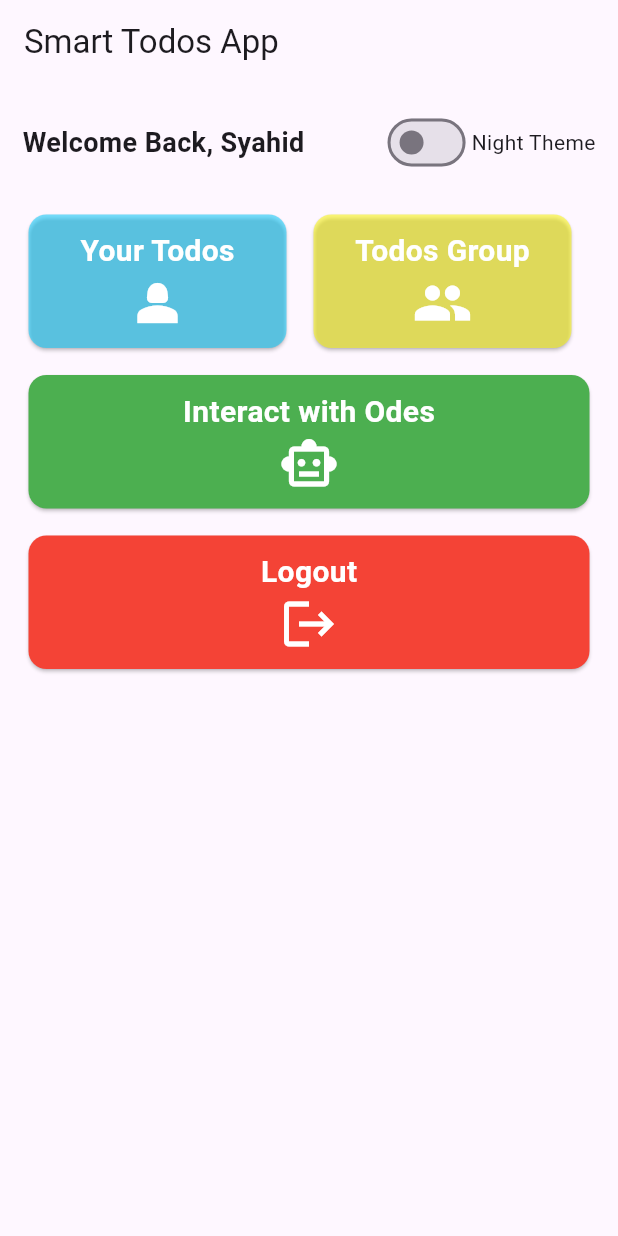
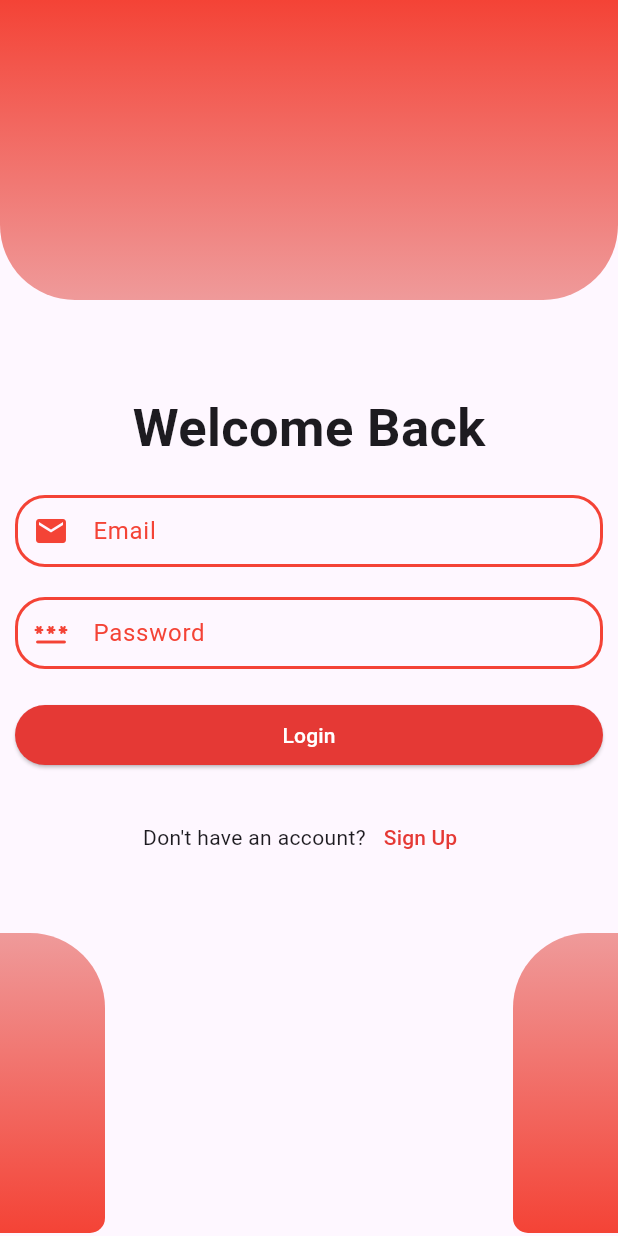
Before and after one commit to Denuvo33/Odes, a Flutter app: the screen it shows after launch, on a phone screen of 412 x 824 dp. Run offline on Flutter 3.47's test engine with Material 3 defaults, Android fonts, the phone set to English and light mode, and no system bars; our stand-ins replace bloc, card_swiper, equatable, flutter_bloc, flutter_local_notifications, flutter_timezone and 1 more.

Commit message:
create login screen,create sceduled notif (still not work on emulator)

```diff
--- a/lib/Screen/home_screen.dart
+++ b/lib/Screen/home_screen.dart
@@ -1,4 +1,3 @@
-import 'package:flutter/cupertino.dart';
 import 'package:flutter/material.dart';
 
 class HomeScreen extends StatelessWidget {
--- a/lib/Screen/intro_screen.dart
+++ b/lib/Screen/intro_screen.dart
@@ -44,9 +44,9 @@ class _IntroScreenState extends State<IntroScreen> {
           ),
           ElevatedButton(
             onPressed: () {},
-            child: Text('Join Now'),
             style: ElevatedButton.styleFrom(
                 backgroundColor: Colors.amber, foregroundColor: Colors.white),
+            child: Text('Join Now'),
           )
         ],
       ),
--- /dev/null
+++ b/lib/Screen/login_screen.dart
@@ -0,0 +1,171 @@
+import 'package:flutter/material.dart';
+
+class LoginScreen extends StatefulWidget {
+  const LoginScreen({super.key});
+
+  @override
+  State<LoginScreen> createState() => _LoginScreenState();
+}
+
+class _LoginScreenState extends State<LoginScreen> {
+  final TextEditingController _email = TextEditingController();
+  final TextEditingController _password = TextEditingController();
+  final GlobalKey<FormState> _formKey = GlobalKey<FormState>();
+  @override
+  Widget build(BuildContext context) {
+    return Scaffold(
+      extendBody: true,
+      extendBodyBehindAppBar: true,
+      body: SingleChildScrollView(
+        child: Column(
+          children: [
+            Container(
+              height: 200,
+              decoration: BoxDecoration(
+                borderRadius: BorderRadius.only(
+                    bottomLeft: Radius.circular(50),
+                    bottomRight: Radius.circular(50)),
+                gradient: LinearGradient(colors: [
+                  Colors.red,
+                  Colors.red.shade200,
+                ], begin: Alignment.topCenter, end: Alignment.bottomCenter),
+              ),
+            ),
+            SizedBox(
+              height: 50,
+            ),
+            Center(
+              child: Container(
+                margin: EdgeInsets.all(10),
+                child: Form(
+                  key: _formKey,
+                  child: Column(
+                    spacing: 20,
+                    children: [
+                      Text(
+                        'Welcome Back',
+                        style: TextStyle(
+                            fontSize: 35, fontWeight: FontWeight.bold),
+                      ),
+                      TextFormField(
+                        keyboardType: TextInputType.emailAddress,
+                        controller: _email,
+                        validator: (value) => value == null || value.isEmpty
+                            ? 'Please enter your email'
+                            : null,
+                        decoration: InputDecoration(
+                            focusedBorder: OutlineInputBorder(
+                                borderRadius: BorderRadius.circular(20),
+                                borderSide:
+                                    BorderSide(color: Colors.red, width: 2)),
+                            fillColor: Colors.red,
+                            enabledBorder: OutlineInputBorder(
+                                borderRadius: BorderRadius.circular(20),
+                                borderSide:
+                                    BorderSide(color: Colors.red, width: 2)),
+                            contentPadding: EdgeInsets.all(10),
+                            prefixIcon: Icon(
+                              Icons.email,
+                              color: Colors.red,
+                            ),
+                            label: Text(
+                              'Email',
+                              style: TextStyle(color: Colors.red),
+                            ),
+                            border: OutlineInputBorder(
+                                borderRadius: BorderRadius.circular(20))),
+                      ),
+                      TextFormField(
+                        keyboardType: TextInputType.text,
+                        controller: _password,
+                        obscureText: true,
+                        validator: (value) => value == null || value.isEmpty
+                            ? 'Please enter your password'
+                            : null,
+                        decoration: InputDecoration(
+                            focusedBorder: OutlineInputBorder(
+                                borderRadius: BorderRadius.circular(20),
+                                borderSide:
+                                    BorderSide(color: Colors.red, width: 2)),
+                            fillColor: Colors.red,
+                            enabledBorder: OutlineInputBorder(
+                                borderRadius: BorderRadius.circular(20),
+                                borderSide:
+                                    BorderSide(color: Colors.red, width: 2)),
+                            contentPadding: EdgeInsets.all(10),
+                            prefixIcon: Icon(
+                              Icons.password_rounded,
+                              color: Colors.red,
+                            ),
+                            label: Text(
+                              'Password',
+                              style: TextStyle(color: Colors.red),
+                            ),
+                            border: OutlineInputBorder(
+                                borderRadius: BorderRadius.circular(20))),
+                      ),
+                      SizedBox(
+                          width: double.infinity,
+                          child: ElevatedButton(
+                              style: ElevatedButton.styleFrom(
+                                  backgroundColor: Colors.red.shade600,
+                                  foregroundColor: Colors.white),
+                              onPressed: () {},
+                              child: Text('Login'))),
+                      Row(
+                        mainAxisAlignment: MainAxisAlignment.center,
+                        children: [
+                          Text('Don\'t have an account?'),
+                          TextButton(
+                              onPressed: () {},
+                              child: Text(
+                                'Sign Up',
+                                style: TextStyle(color: Colors.red.shade600),
+                              ))
+                        ],
+                      )
+                    ],
+                  ),
+                ),
+              ),
+            ),
+            SizedBox(
+              height: 30,
+            ),
+            Row(
+              mainAxisAlignment: MainAxisAlignment.spaceBetween,
+              children: [
+                Container(
+                  height: 200,
+                  width: 70,
+                  decoration: BoxDecoration(
+                    borderRadius: BorderRadius.only(
+                        topRight: Radius.circular(50),
+                        bottomRight: Radius.circular(10)),
+                    gradient: LinearGradient(colors: [
+                      Colors.red.shade200,
+                      Colors.red,
+                    ], begin: Alignment.topCenter, end: Alignment.bottomCenter),
+                  ),
+                ),
+                Container(
+                  height: 200,
+                  width: 70,
+                  decoration: BoxDecoration(
+                    borderRadius: BorderRadius.only(
+                        topLeft: Radius.circular(50),
+                        bottomLeft: Radius.circular(10)),
+                    gradient: LinearGradient(colors: [
+                      Colors.red.shade200,
+                      Colors.red,
+                    ], begin: Alignment.topCenter, end: Alignment.bottomCenter),
+                  ),
+                ),
+              ],
+            ),
+          ],
+        ),
+      ),
+    );
+  }
+}
--- a/lib/main.dart
+++ b/lib/main.dart
@@ -1,11 +1,16 @@
 import 'package:flutter/material.dart';
 import 'package:todo_with_nodejs/Screen/create_todos_screen.dart';
 import 'package:todo_with_nodejs/Screen/home_screen.dart';
+import 'package:todo_with_nodejs/Screen/login_screen.dart';
 import 'package:todo_with_nodejs/Screen/todos_screen.dart';
 import 'package:todo_with_nodejs/bloc/todos_bloc.dart';
 import 'package:flutter_bloc/flutter_bloc.dart';
+import 'package:todo_with_nodejs/services/notif_services.dart';
 
-void main() {
+void main() async {
+  WidgetsFlutterBinding.ensureInitialized();
+
+  await NotifServices().init();
   runApp(BlocProvider(
     create: (context) => TodosBloc(),
     child: MyApp(),
@@ -19,9 +24,10 @@ class MyApp extends StatelessWidget {
   Widget build(BuildContext context) {
     return MaterialApp(
       routes: {
+        '/': (context) => const LoginScreen(),
         '/yourtodos': (context) => const TodosScreen(),
         '/create': (context) => const CreateTodosScreen(),
-        '/': (context) => const HomeScreen(),
+        '/home': (context) => const HomeScreen(),
       },
       initialRoute: '/',
     );
--- a/pubspec.yaml
+++ b/pubspec.yaml
@@ -42,7 +42,9 @@ dependencies:
   flutter_bloc: ^9.1.1
   equatable: ^2.0.7
   intl: ^0.20.2
-
+  flutter_local_notifications: ^19.3.0
+  timezone: ^0.10.1
+  flutter_timezone: ^4.1.1
 dev_dependencies:
   flutter_test:
     sdk: flutter
```
Also changed, not shown: lib/Screen/create_todos_screen.dart (+9 -1 lines), lib/Screen/edit_todos_scree.dart (+8 -0 lines), lib/Screen/todos_screen.dart (+4 -4 lines), lib/bloc/todos_bloc.dart (+58 -3 lines), lib/services/notif_services.dart (added, +59 -0 lines), pubspec.lock, 139 other files.
